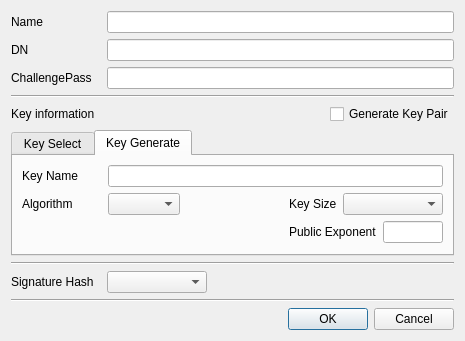
First picture: the form in CertMan/make_req_dlg.ui, repository jykim74/CertMan, before the edit.
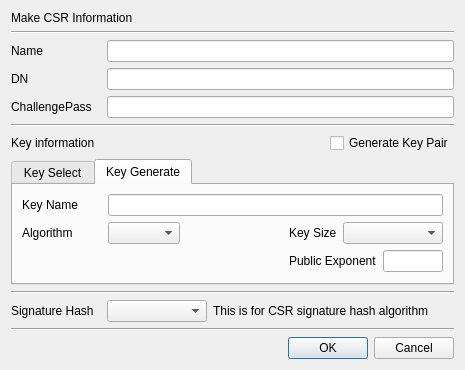
Second picture: the form after the edit. The open tabs and pages were chosen to show the change.

Commit message:
MakeReqDlg UI 개선
한글 메세지 작업

```diff
--- a/CertMan/make_req_dlg.ui
+++ b/CertMan/make_req_dlg.ui
@@ -7,80 +7,78 @@
     <x>0</x>
     <y>0</y>
     <width>465</width>
-    <height>340</height>
+    <height>359</height>
    </rect>
   </property>
   <property name="windowTitle">
    <string>Make requester</string>
   </property>
-  <layout class="QGridLayout" name="gridLayout">
-   <item row="11" column="0">
-    <widget class="QLabel" name="label_5">
-     <property name="minimumSize">
-      <size>
-       <width>90</width>
-       <height>0</height>
-      </size>
-     </property>
+  <layout class="QVBoxLayout" name="verticalLayout_3">
+   <item>
+    <widget class="QLabel" name="label_10">
      <property name="text">
-      <string>Signature Hash</string>
+      <string>Make CSR Information</string>
      </property>
     </widget>
    </item>
-   <item row="2" column="1" colspan="3">
-    <widget class="QLineEdit" name="mChallengePassText"/>
-   </item>
-   <item row="12" column="0" colspan="4">
-    <widget class="Line" name="line_2">
+   <item>
+    <widget class="Line" name="line_4">
      <property name="orientation">
       <enum>Qt::Horizontal</enum>
      </property>
     </widget>
    </item>
-   <item row="11" column="1" colspan="2">
-    <widget class="QComboBox" name="mHashCombo">
-     <property name="minimumSize">
-      <size>
-       <width>100</width>
-       <height>0</height>
-      </size>
+   <item>
+    <layout class="QGridLayout" name="gridLayout">
+     <property name="topMargin">
+      <number>0</number>
      </property>
-    </widget>
+     <item row="0" column="1">
+      <widget class="QLineEdit" name="mNameText"/>
+     </item>
+     <item row="1" column="0">
+      <widget class="QLabel" name="label_2">
+       <property name="text">
+        <string>DN</string>
+       </property>
+      </widget>
+     </item>
+     <item row="0" column="0">
+      <widget class="QLabel" name="label">
+       <property name="text">
+        <string>Name</string>
+       </property>
+      </widget>
+     </item>
+     <item row="1" column="1">
+      <widget class="QLineEdit" name="mDNText"/>
+     </item>
+     <item row="2" column="0">
+      <widget class="QLabel" name="label_7">
+       <property name="minimumSize">
+        <size>
+         <width>90</width>
+         <height>0</height>
+        </size>
+       </property>
+       <property name="text">
+        <string>ChallengePass</string>
+       </property>
+      </widget>
+     </item>
+     <item row="2" column="1">
+      <widget class="QLineEdit" name="mChallengePassText"/>
+     </item>
+    </layout>
    </item>
-   <item row="1" column="0">
-    <widget class="QLabel" name="label_2">
-     <property name="text">
-      <string>DN</string>
-     </property>
-    </widget>
-   </item>
-   <item row="2" column="0">
-    <widget class="QLabel" name="label_7">
-     <property name="minimumSize">
-      <size>
-       <width>90</width>
-       <height>0</height>
-      </size>
-     </property>
-     <property name="text">
-      <string>ChallengePass</string>
-     </property>
-    </widget>
-   </item>
-   <item row="13" column="3">
-    <widget class="QDialogButtonBox" name="buttonBox">
+   <item>
+    <widget class="Line" name="line">
      <property name="orientation">
       <enum>Qt::Horizontal</enum>
      </property>
-     <property name="standardButtons">
-      <set>QDialogButtonBox::Cancel|QDialogButtonBox::Ok</set>
-     </property>
     </widget>
    </item>
-   <item row="1" column="1" colspan="3">
-    <widget class="QLineEdit" name="mDNText"/>
-   </item>
-   <item row="5" column="0" colspan="4">
+   <item>
     <layout class="QGridLayout" name="gridLayout_4">
      <property name="topMargin">
       <number>0</number>
@@ -114,31 +112,7 @@
      </item>
     </layout>
    </item>
-   <item row="3" column="0" colspan="4">
-    <widget class="Line" name="line">
-     <property name="orientation">
-      <enum>Qt::Horizontal</enum>
-     </property>
-    </widget>
-   </item>
-   <item row="0" column="0">
-    <widget class="QLabel" name="label">
-     <property name="text">
-      <string>Name</string>
-     </property>
-    </widget>
-   </item>
-   <item row="10" column="0" colspan="4">
-    <widget class="Line" name="line_3">
-     <property name="orientation">
-      <enum>Qt::Horizontal</enum>
-     </property>
-    </widget>
-   </item>
-   <item row="0" column="1" colspan="3">
-    <widget class="QLineEdit" name="mNameText"/>
-   </item>
-   <item row="6" column="0" colspan="4">
+   <item>
     <widget class="QTabWidget" name="mKeyInfoTab">
      <property name="currentIndex">
       <number>0</number>
@@ -359,23 +333,84 @@
          </item>
         </layout>
        </item>
-       <item>
-        <spacer name="verticalSpacer">
-         <property name="orientation">
-          <enum>Qt::Vertical</enum>
-         </property>
-         <property name="sizeHint" stdset="0">
-          <size>
-           <width>20</width>
-           <height>40</height>
-          </size>
-         </property>
-        </spacer>
-       </item>
       </layout>
      </widget>
     </widget>
    </item>
+   <item>
+    <widget class="Line" name="line_3">
+     <property name="orientation">
+      <enum>Qt::Horizontal</enum>
+     </property>
+    </widget>
+   </item>
+   <item>
+    <layout class="QGridLayout" name="gridLayout_8">
+     <property name="topMargin">
+      <number>0</number>
+     </property>
+     <item row="0" column="1">
+      <widget class="QComboBox" name="mHashCombo">
+       <property name="minimumSize">
+        <size>
+         <width>100</width>
+         <height>0</height>
+        </size>
+       </property>
+      </widget>
+     </item>
+     <item row="0" column="2">
+      <widget class="QLabel" name="label_11">
+       <property name="text">
+        <string>This is for CSR signature hash algorithm</string>
+       </property>
+      </widget>
+     </item>
+     <item row="0" column="0">
+      <widget class="QLabel" name="label_5">
+       <property name="minimumSize">
+        <size>
+         <width>90</width>
+         <height>0</height>
+        </size>
+       </property>
+       <property name="text">
+        <string>Signature Hash</string>
+       </property>
+      </widget>
+     </item>
+     <item row="0" column="3">
+      <spacer name="horizontalSpacer_5">
+       <property name="orientation">
+        <enum>Qt::Horizontal</enum>
+       </property>
+       <property name="sizeHint" stdset="0">
+        <size>
+         <width>40</width>
+         <height>20</height>
+        </size>
+       </property>
+      </spacer>
+     </item>
+    </layout>
+   </item>
+   <item>
+    <widget class="Line" name="line_2">
+     <property name="orientation">
+      <enum>Qt::Horizontal</enum>
+     </property>
+    </widget>
+   </item>
+   <item>
+    <widget class="QDialogButtonBox" name="buttonBox">
+     <property name="orientation">
+      <enum>Qt::Horizontal</enum>
+     </property>
+     <property name="standardButtons">
+      <set>QDialogButtonBox::Cancel|QDialogButtonBox::Ok</set>
+     </property>
+    </widget>
+   </item>
   </layout>
  </widget>
  <tabstops>
```
Left out of the diff: 6 changed lines with no effect on the pictures. The commit also changes 2 other files.
